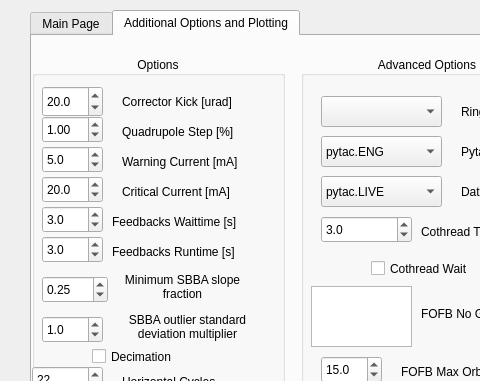
Old version of the form src/dls_bba/fbba_gui.ui in the repository DiamondLightSource/dls-bba; both pictures show x 0 to 480 and y 0 to 381 of the 843 by 772 pixel window.
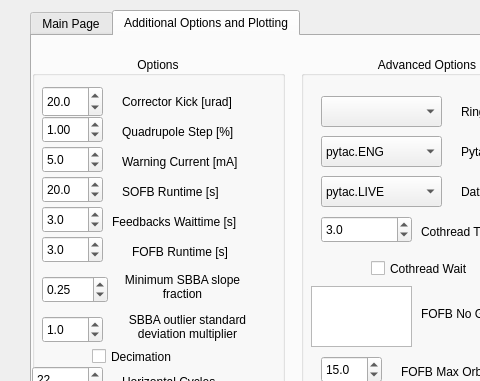
New version of the form. The open tabs and pages were chosen to show the change.

Commit message: Update to sofb runtime

What changed in the file:
```diff
--- a/src/dls_bba/fbba_gui.ui
+++ b/src/dls_bba/fbba_gui.ui
@@ -815,7 +815,7 @@
            </rect>
           </property>
           <property name="text">
-           <string>Critical Current [mA]</string>
+           <string>SOFB Runtime [s]</string>
           </property>
          </widget>
          <widget class="QDoubleSpinBox" name="config_critical_current">
@@ -900,14 +900,14 @@
          <widget class="QLabel" name="label_8">
           <property name="geometry">
            <rect>
-            <x>80</x>
+            <x>100</x>
             <y>180</y>
-            <width>161</width>
+            <width>121</width>
             <height>31</height>
            </rect>
           </property>
           <property name="text">
-           <string>Feedbacks Runtime [s]</string>
+           <string>FOFB Runtime [s]</string>
           </property>
          </widget>
          <widget class="QDoubleSpinBox" name="config_sbba_min_frac">
```
Left out of the diff: 8 changed lines with no effect on the pictures. The commit also changes 1 other file.
